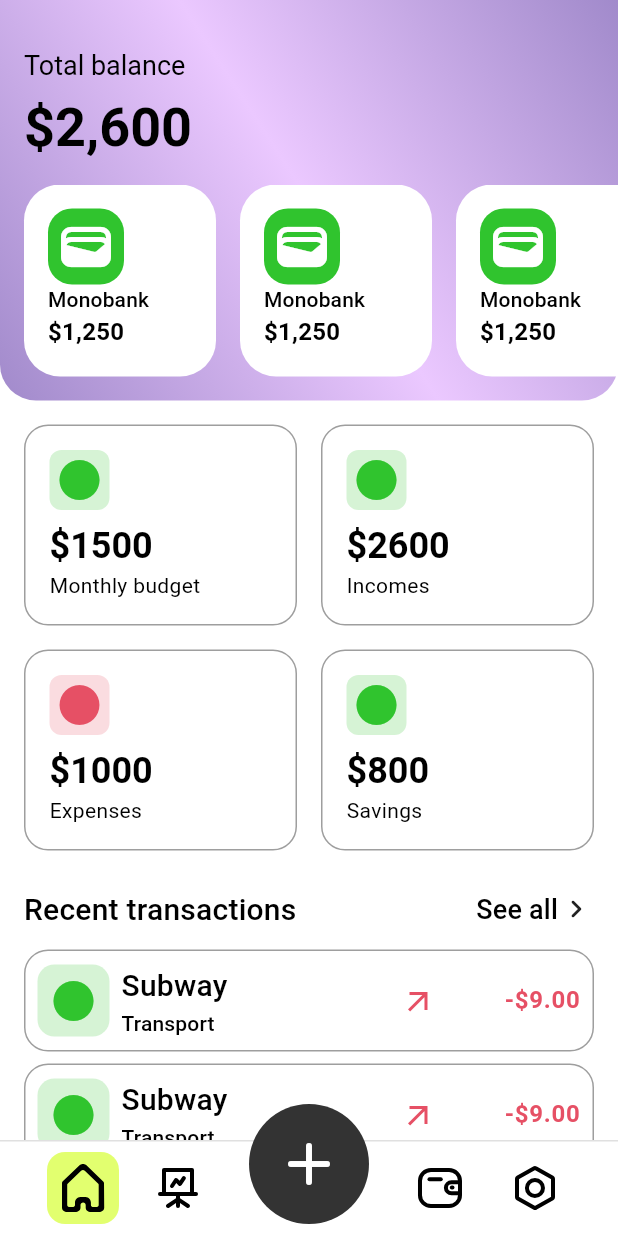
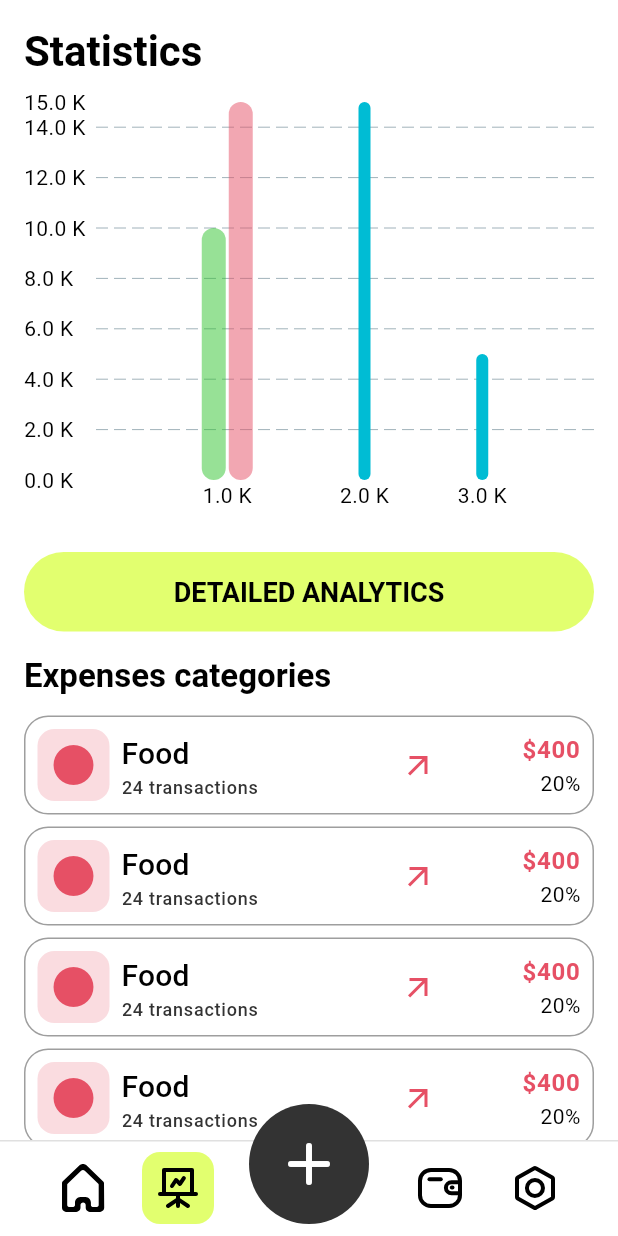
Before and after one commit to suhrobcoder/expense_tracker, a Flutter app: the MainPage screen opened directly, on a phone screen of 412 x 824 dp. Run offline on Flutter 3.47's test engine with Material 2 defaults, Android fonts, the phone set to English and light mode, and no system bars; drawn by our look-alikes of fl_chart; our stand-ins replace equatable, flutter_bloc, flutter_svg, get_it, injectable.

Commit message:
statistics

```diff
--- a/lib/presentation/pages/main/bloc/main_state.dart
+++ b/lib/presentation/pages/main/bloc/main_state.dart
@@ -2,7 +2,7 @@ part of 'main_bloc.dart';
 
 class MainState extends Equatable {
   const MainState({
-    this.currentPage = 0,
+    this.currentPage = 1,
   });
 
   final int currentPage;
--- a/lib/presentation/pages/main/main_page.dart
+++ b/lib/presentation/pages/main/main_page.dart
@@ -1,6 +1,7 @@
 import 'package:expense_tracker/di/init_get_it.dart';
 import 'package:expense_tracker/presentation/pages/home/home_page.dart';
 import 'package:expense_tracker/presentation/pages/main/bloc/main_bloc.dart';
+import 'package:expense_tracker/presentation/pages/statistics/statistics_page.dart';
 import 'package:expense_tracker/presentation/theme/colors.dart';
 import 'package:expense_tracker/presentation/theme/ui_constants.dart';
 import 'package:flutter/material.dart';
@@ -27,7 +28,7 @@ class MainPage extends StatelessWidget {
                       index: state.currentPage,
                       children: const [
                         HomePage(),
-                        SizedBox(),
+                        StatisticsPage(),
                         SizedBox(),
                         SizedBox(),
                       ],
--- /dev/null
+++ b/lib/presentation/pages/statistics/category_tile.dart
@@ -0,0 +1,87 @@
+import 'package:expense_tracker/presentation/theme/colors.dart';
+import 'package:expense_tracker/presentation/theme/ui_constants.dart';
+import 'package:flutter/material.dart';
+
+class CategoryTile extends StatelessWidget {
+  const CategoryTile({
+    super.key,
+    required this.name,
+    required this.transactionCount,
+    required this.amount,
+    required this.icon,
+    required this.color,
+    required this.percentage,
+    required this.onTap,
+  });
+
+  final String name;
+  final int transactionCount;
+  final String amount;
+  final IconData icon;
+  final Color color;
+  final String percentage;
+  final void Function() onTap;
+
+  @override
+  Widget build(BuildContext context) {
+    final textTheme = Theme.of(context).textTheme;
+    return InkWell(
+      onTap: onTap,
+      borderRadius: BorderRadius.circular(defaultPadding),
+      child: Container(
+        padding: const EdgeInsets.all(8.0),
+        decoration: BoxDecoration(
+          borderRadius: BorderRadius.circular(defaultPadding),
+          border: Border.all(color: Colors.black38),
+        ),
+        child: Row(
+          children: [
+            Container(
+              padding: const EdgeInsets.all(8.0),
+              decoration: BoxDecoration(
+                borderRadius: BorderRadius.circular(defaultPadding * 0.7),
+                color: color.withOpacity(0.2),
+              ),
+              child: Icon(
+                icon,
+                size: 32.0,
+                color: color,
+              ),
+            ),
+            const SizedBox(width: 8),
+            Column(
+              crossAxisAlignment: CrossAxisAlignment.start,
+              children: [
+                Text(
+                  name,
+                  style: textTheme.titleMedium?.copyWith(fontSize: 20.0),
+                ),
+                Text(
+                  "$transactionCount transactions",
+                  style: textTheme.labelMedium?.copyWith(color: darkGrey),
+                ),
+              ],
+            ),
+            const Spacer(),
+            const Icon(Icons.arrow_outward, color: red),
+            SizedBox(
+              width: 96,
+              child: Column(
+                crossAxisAlignment: CrossAxisAlignment.end,
+                children: [
+                  Text(
+                    amount,
+                    textAlign: TextAlign.end,
+                    style: textTheme.bodyLarge
+                        ?.copyWith(color: red, fontWeight: FontWeight.w600),
+                  ),
+                  Text(percentage),
+                ],
+              ),
+            ),
+          ],
+        ),
+      ),
+    );
+  }
+}
--- /dev/null
+++ b/lib/presentation/pages/statistics/statistics_page.dart
@@ -0,0 +1,130 @@
+import 'package:expense_tracker/presentation/pages/statistics/category_tile.dart';
+import 'package:expense_tracker/presentation/theme/colors.dart';
+import 'package:expense_tracker/presentation/theme/ui_constants.dart';
+import 'package:fl_chart/fl_chart.dart';
+import 'package:flutter/material.dart';
+
+class StatisticsPage extends StatelessWidget {
+  const StatisticsPage({super.key});
+
+  @override
+  Widget build(BuildContext context) {
+    final textTheme = Theme.of(context).textTheme;
+    final colorScheme = Theme.of(context).colorScheme;
+    return SingleChildScrollView(
+      child: SafeArea(
+        child: Padding(
+          padding: const EdgeInsets.symmetric(horizontal: defaultPadding),
+          child: Column(
+            crossAxisAlignment: CrossAxisAlignment.start,
+            children: [
+              const SizedBox(height: 16),
+              Text(
+                "Statistics",
+                style: textTheme.headlineMedium
+                    ?.copyWith(fontWeight: FontWeight.w600),
+              ),
+              const SizedBox(height: 16),
+              SizedBox(
+                width: double.infinity,
+                height: 300,
+                child: BarChart(
+                  BarChartData(
+                    titlesData: FlTitlesData(
+                      leftTitles: AxisTitles(
+                        sideTitles: SideTitles(
+                          showTitles: true,
+                          reservedSize: 48,
+                          getTitlesWidget: (value, meta) => Text("$value K"),
+                        ),
+                      ),
+                      bottomTitles: AxisTitles(
+                        sideTitles: SideTitles(
+                          showTitles: true,
+                          reservedSize: 48,
+                          getTitlesWidget: (value, meta) => Text("$value K"),
+                        ),
+                      ),
+                      rightTitles: AxisTitles(),
+                      topTitles: AxisTitles(),
+                    ),
+                    gridData: FlGridData(drawVerticalLine: false),
+                    borderData: FlBorderData(show: false),
+                    barGroups: [
+                      BarChartGroupData(
+                        x: 1,
+                        barRods: [
+                          BarChartRodData(
+                            toY: 10,
+                            width: 16,
+                            color: green.withOpacity(0.5),
+                          ),
+                          BarChartRodData(
+                            toY: 15,
+                            width: 16,
+                            color: red.withOpacity(0.5),
+                          ),
+                        ],
+                      ),
+                      BarChartGroupData(
+                        x: 2,
+                        barRods: [
+                          BarChartRodData(toY: 15),
+                        ],
+                      ),
+                      BarChartGroupData(
+                        x: 3,
+                        barRods: [
+                          BarChartRodData(toY: 5),
+                        ],
+                      ),
+                    ],
+                  ),
+                ),
+              ),
+              SizedBox(
+                width: double.infinity,
+                child: FilledButton(
+                  onPressed: () {},
+                  style: ButtonStyle(
+                      backgroundColor:
+                          MaterialStatePropertyAll(colorScheme.primary),
+                      textStyle: const MaterialStatePropertyAll(TextStyle(
+                          fontWeight: FontWeight.w700, fontSize: 18.0)),
+                      foregroundColor:
+                          const MaterialStatePropertyAll(Colors.black)),
+                  child: const Text(
+                    "DETAILED ANALYTICS",
+                  ),
+                ),
+              ),
+              const SizedBox(height: 16),
+              Text(
+                "Expenses categories",
+                style:
+                    textTheme.titleLarge?.copyWith(fontWeight: FontWeight.w600),
+              ),
+              const SizedBox(height: 8),
+              ...List.generate(
+                10,
+                (index) => Padding(
+                  padding: const EdgeInsets.symmetric(vertical: 4.0),
+                  child: CategoryTile(
+                    name: "Food",
+                    transactionCount: 24,
+                    amount: "\$400",
+                    icon: Icons.circle,
+                    color: red,
+                    percentage: "20%",
+                    onTap: () {},
+                  ),
+                ),
+              ),
+              const SizedBox(height: 32),
+            ],
+          ),
+        ),
+      ),
+    );
+  }
+}
--- a/pubspec.yaml
+++ b/pubspec.yaml
@@ -20,6 +20,7 @@ dependencies:
   path: ^1.8.2
   font_awesome_flutter: ^10.4.0
   flutter_svg: ^2.0.5
+  fl_chart: ^0.62.0
 
 dev_dependencies:
   flutter_test:
```
Also changed, not shown: lib/presentation/pages/statistics/detailed_analytics/detailed_analytics_page.dart (added, +190 -0 lines), pubspec.lock.
